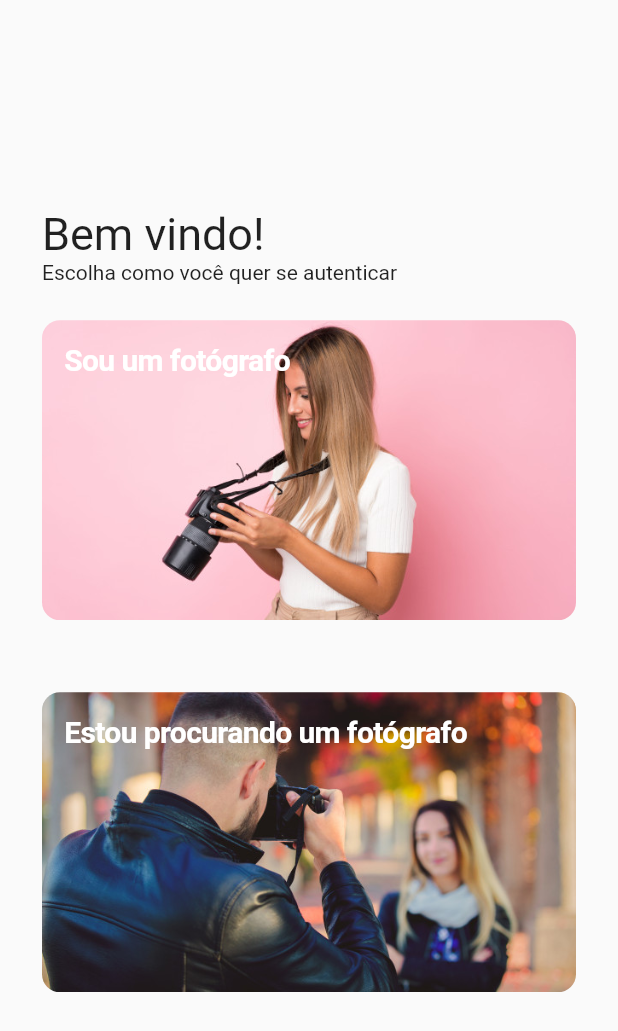
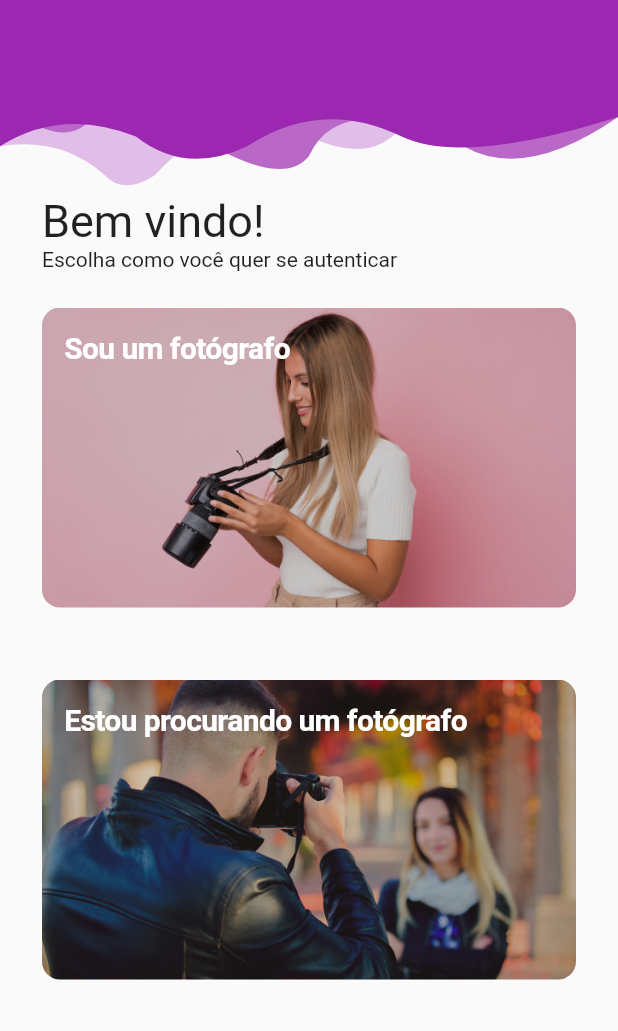
Before and after one commit to igorxoi/fypp-tcc, a Flutter app: the screen it shows after launch, on a phone screen of 412 x 824 dp. Shown: the top 1031 px of the screen. Run offline on Flutter 3.47's test engine with Material 2 defaults, Android fonts, the phone set to English and light mode, and no system bars; our stand-ins replace simple_animations.

Commit message:
mobile add top shape

```diff
--- a/mobile/lib/pages/LoginAs.dart
+++ b/mobile/lib/pages/LoginAs.dart
@@ -4,6 +4,7 @@ import 'package:mobile/animations/FadeAnimation.dart';
 import 'package:mobile/pages/PhotographerLogin.dart';
 import 'package:mobile/pages/UserLogin.dart';
 import 'package:mobile/widgets/SlideRoute.dart';
+import 'package:mobile/widgets/TopShape.dart';
 
 import 'PhotographerLogin.dart';
 import 'UserLogin.dart';
@@ -15,7 +16,13 @@ class LoginAs extends StatelessWidget {
     double width = MediaQuery.of(context).size.width;
     return Scaffold(
       body: Center(
-        child: Container(
+        child: Column(
+          children: <Widget>[
+            FadeAnimation(
+              1,
+              TopShape(),
+            ),
+            Container(
               child: Container(
                 child: Column(
                   mainAxisAlignment: MainAxisAlignment.center,
@@ -47,10 +54,12 @@ class LoginAs extends StatelessWidget {
                               width: width,
                               decoration: BoxDecoration(
                                 image: DecorationImage(
-                              image: AssetImage("assets/images/inkewell.jpg"),
+                                  image:
+                                      AssetImage("assets/images/inkewell.jpg"),
                                   fit: BoxFit.cover,
-                              // colorFilter: ColorFilter.mode(
-                              //     Colors.pinkAccent, BlendMode.darken),
+                                  colorFilter: ColorFilter.mode(
+                                      Colors.black.withOpacity(0.2),
+                                      BlendMode.hardLight),
                                 ),
                                 borderRadius: BorderRadius.circular(12),
                               ),
@@ -69,7 +78,8 @@ class LoginAs extends StatelessWidget {
                               Navigator.push(
                                   context,
                                   MaterialPageRoute(
-                                  builder: (context) => PhotographerLogin()));
+                                      builder: (context) =>
+                                          PhotographerLogin()));
                             },
                           )),
                     ),
@@ -86,6 +96,9 @@ class LoginAs extends StatelessWidget {
                                   image: AssetImage(
                                       "assets/images/inkwell-cliente.jpg"),
                                   fit: BoxFit.cover,
+                                  colorFilter: ColorFilter.mode(
+                                      Colors.black.withOpacity(0.2),
+                                      BlendMode.hardLight),
                                 ),
                                 borderRadius: BorderRadius.circular(12),
                               ),
@@ -112,6 +125,8 @@ class LoginAs extends StatelessWidget {
                 ),
               ),
             ),
+          ],
+        ),
       ),
     );
   }
--- a/mobile/lib/pages/PhotographerLogin.dart
+++ b/mobile/lib/pages/PhotographerLogin.dart
@@ -21,7 +21,7 @@ class PhotographerLogin extends StatelessWidget {
           //   gradient:
           //       LinearGradient(colors: [Colors.purple, Colors.purpleAccent]),
           // ),
-          padding: const EdgeInsets.all(28.0),
+          padding: const EdgeInsets.all(12.0),
           child: Container(
             decoration: BoxDecoration(
               borderRadius: BorderRadius.circular(10),
@@ -45,7 +45,7 @@ class PhotographerLogin extends StatelessWidget {
                   ),
                 ),
                 Container(
-                  padding: const EdgeInsets.all(28.0),
+                  padding: const EdgeInsets.all(12.0),
                   child: Column(
                     children: <Widget>[
                       Padding(
--- a/mobile/lib/pages/UserLogin.dart
+++ b/mobile/lib/pages/UserLogin.dart
@@ -22,7 +22,7 @@ class UserLogin extends StatelessWidget {
           //   gradient:
           //       LinearGradient(colors: [Colors.purple, Colors.purpleAccent]),
           // ),
-          padding: const EdgeInsets.all(28.0),
+          padding: const EdgeInsets.all(12.0),
           child: Container(
             decoration: BoxDecoration(
               borderRadius: BorderRadius.circular(10),
@@ -46,7 +46,7 @@ class UserLogin extends StatelessWidget {
                   ),
                 ),
                 Container(
-                  padding: const EdgeInsets.all(28.0),
+                  padding: const EdgeInsets.all(12.0),
                   child: Column(
                     children: <Widget>[
                       Padding(
```
Also changed, not shown: mobile/lib/widgets/TopShape.dart (added, +87 -0 lines), mobile/lib/main.dart (line endings or trailing spaces). Lines whose indentation alone changed are shown as unchanged.
